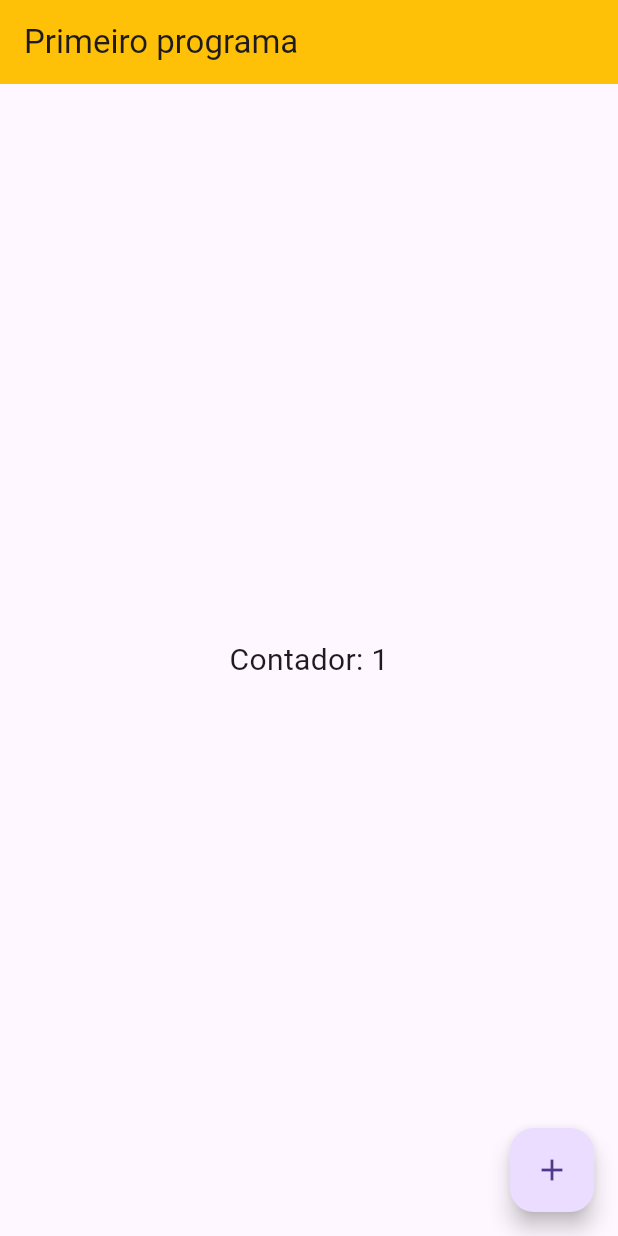
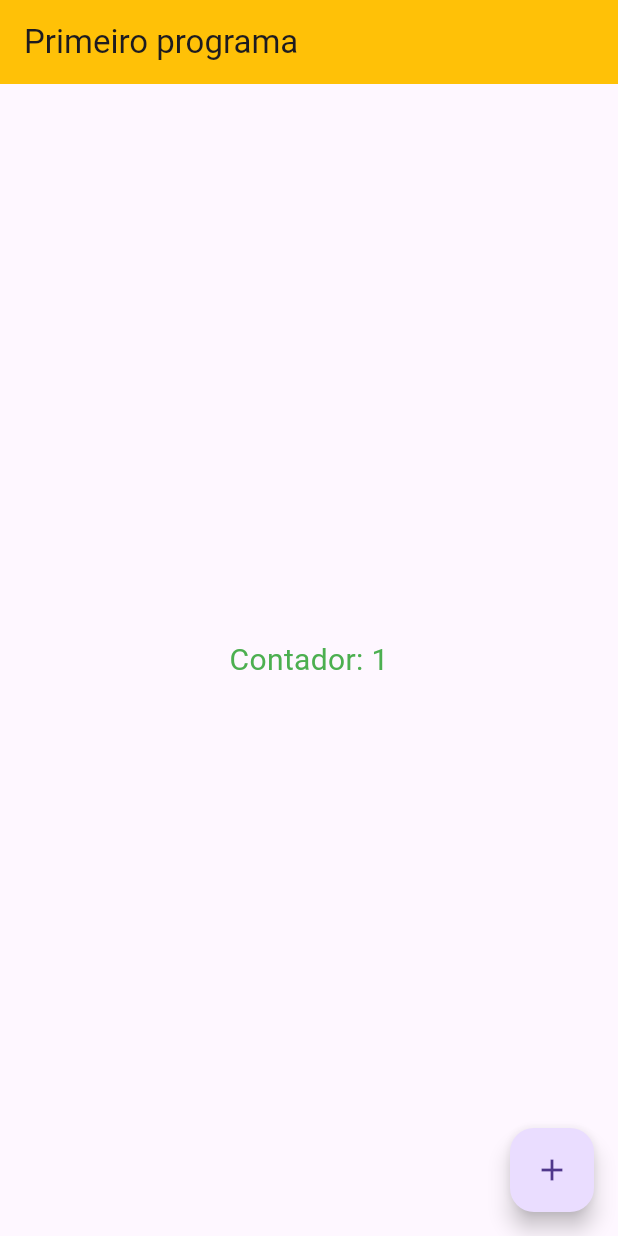
Before and after one commit to IGDSCI/CONTADOR-FLUTTER, a Flutter app: the screen it shows after launch, after a tap on the "add" icon, on a phone screen of 412 x 824 dp. Run offline on Flutter 3.47's test engine with Material 3 defaults, Android fonts, the phone set to English and light mode, and no system bars.

```diff
--- a/lib/home_page.dart
+++ b/lib/home_page.dart
@@ -9,16 +9,18 @@ class HomePage extends StatefulWidget{
 
 class HomePageState extends State<HomePage>{
   int cont = 0;
+  Color color = Colors.red;
+
   @override
   Widget build(BuildContext context) {
     return Scaffold(
       appBar: AppBar(
         backgroundColor: Colors.amber,
-        title: const Text('Primeiro programa'),
+        title: Text('Primeiro programa'),
         ),
       body: Center(
           child: Text('Contador: $cont',
-          style: const TextStyle(fontSize: 20.0),
+          style: TextStyle(fontSize: 20.0, color: color),
           ),
         ),
       floatingActionButton: FloatingActionButton(
@@ -26,8 +28,21 @@ class HomePageState extends State<HomePage>{
         onPressed: () {
           setState(() {
                 cont = cont + 1;
+                if (isEven(cont)){
+                  color = Colors.red;
+                } else {
+                  color = Colors.green;
+                }
               });
          },),
     );
   }
 }
+
+bool isEven(int number){
+  if (number % 2 == 0){
+    return true;
+  } else {
+    return false;
+  }
+}
```
